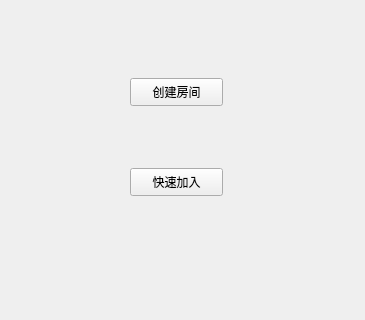
This is online.ui in qiunoyi/Qt_cake_game as Qt 5 draws it before an edit; both pictures show x 0 to 365 and y 312 to 632 of the 365 by 632 pixel window. The edited form follows.
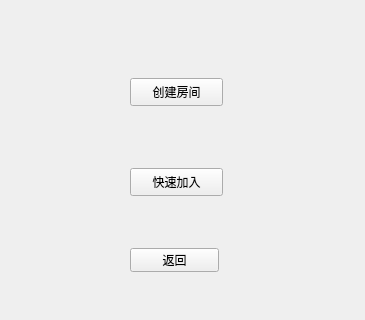
This is the edited form.

```diff
--- a/online.ui
+++ b/online.ui
@@ -39,6 +39,19 @@
     <string>快速加入</string>
    </property>
   </widget>
+  <widget class="QPushButton" name="GoBackBtn">
+   <property name="geometry">
+    <rect>
+     <x>130</x>
+     <y>560</y>
+     <width>89</width>
+     <height>24</height>
+    </rect>
+   </property>
+   <property name="text">
+    <string>返回</string>
+   </property>
+  </widget>
  </widget>
  <resources/>
  <connections/>
```
